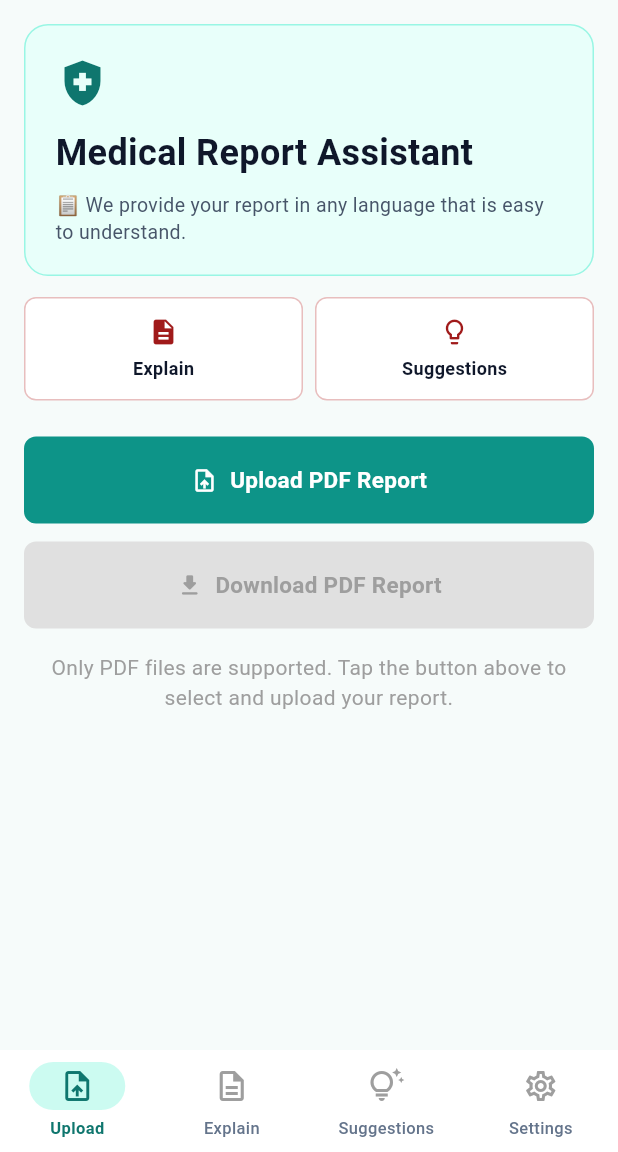
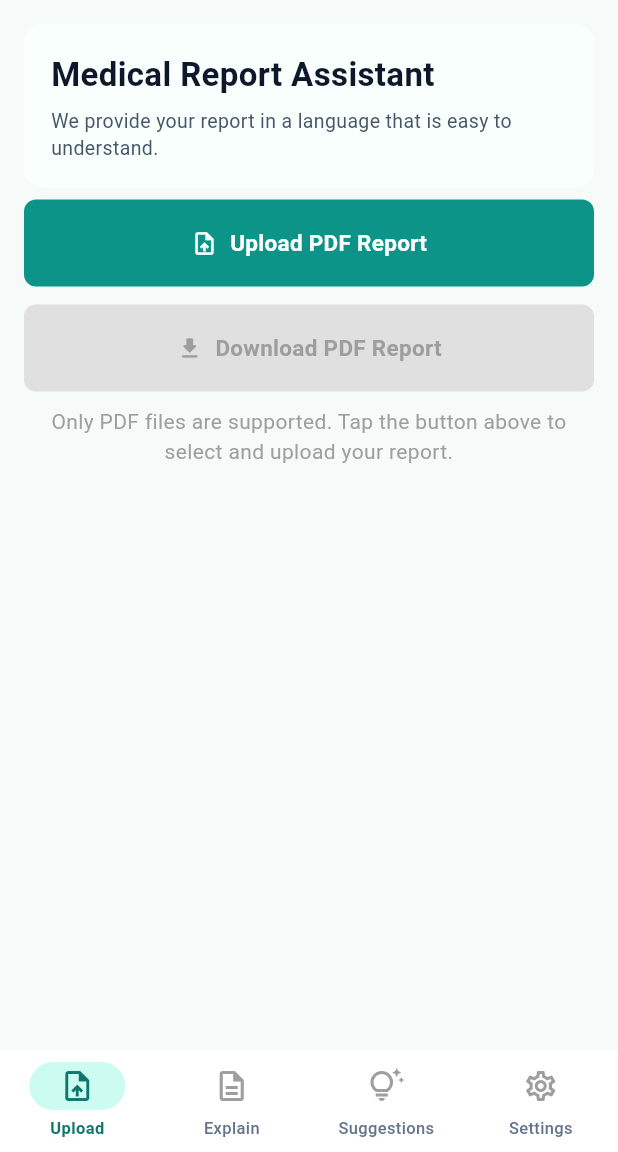
Before and after one commit to raghavmittal429-hash/Medical-Translation, a Flutter app: the screen it shows after launch, on a phone screen of 412 x 824 dp, the part 84-1236 px from its top. Run offline on Flutter 3.47's test engine with Material 3 defaults, Android fonts, the phone set to English and light mode, and no system bars; our stand-ins replace file_picker, fl_chart, flutter_tts, pdf; missing offline and left inert: dart:html.

Commit message:
Simplify UI layout and reduce spacing for a more minimal design

```diff
--- a/flutter_app/lib/main.dart
+++ b/flutter_app/lib/main.dart
@@ -714,7 +714,7 @@ class _HomePageState extends State<HomePage> {
 
       if (mounted) {
         ScaffoldMessenger.of(context).showSnackBar(const SnackBar(
-          content: Text('✓ PDF downloaded successfully'),
+          content: Text('PDF downloaded successfully'),
           backgroundColor: Color(0xFF1565C0),
           behavior: SnackBarBehavior.floating,
           duration: Duration(seconds: 2),
@@ -779,7 +779,7 @@ class _HomePageState extends State<HomePage> {
         });
         if (mounted) {
           ScaffoldMessenger.of(context).showSnackBar(SnackBar(
-            content: Text('✓ Translated to $langName'),
+            content: Text('Translated to $langName'),
             backgroundColor: const Color(0xFF2E7D32),
             behavior: SnackBarBehavior.floating,
             duration: const Duration(seconds: 2),
@@ -1171,7 +1171,7 @@ class _HomePageState extends State<HomePage> {
                       ),
                       const SizedBox(height: 6),
                       const Text(
-                        'Explanation, suggestions, disease\nand solution are being translated…',
+                        'Explanation, suggestions, disease\nand solution are being translated.',
                         style: TextStyle(fontSize: 13, color: Colors.grey),
                         textAlign: TextAlign.center,
                       ),
@@ -1220,38 +1220,27 @@ class _HomePageState extends State<HomePage> {
         crossAxisAlignment: CrossAxisAlignment.stretch,
         children: [
           Container(
-            padding: const EdgeInsets.all(20),
+            padding: const EdgeInsets.all(18),
             decoration: BoxDecoration(
-              color: const Color(0xFFE8FFFA),
-              borderRadius: BorderRadius.circular(16),
-              border: Border.all(color: const Color(0xFF99F6E4)),
+              color: const Color(0xFFF8FFFD),
+              borderRadius: BorderRadius.circular(12),
             ),
             child: const Column(
               crossAxisAlignment: CrossAxisAlignment.start,
               children: [
-                Icon(Icons.health_and_safety, color: Color(0xFF0F766E), size: 36),
-                SizedBox(height: 12),
                 Text(
                   'Medical Report Assistant',
-                  style: TextStyle(fontSize: 24, fontWeight: FontWeight.bold),
+                  style: TextStyle(fontSize: 22, fontWeight: FontWeight.bold),
                 ),
-                SizedBox(height: 8),
-                const Text(
-                  '📋 We provide your report in any language that is easy to understand.',
+                SizedBox(height: 6),
+                Text(
+                  'We provide your report in a language that is easy to understand.',
                   style: TextStyle(fontSize: 13, color: Color(0xFF475569), height: 1.4),
                 ),
               ],
             ),
           ),
-          const SizedBox(height: 14),
-          Row(
-            children: [
-              Expanded(child: _buildFeatureBadge(Icons.description, 'Explain')),
-              const SizedBox(width: 8),
-              Expanded(child: _buildFeatureBadge(Icons.lightbulb_outline, 'Suggestions')),
-            ],
-          ),
-          const SizedBox(height: 24),
+          const SizedBox(height: 8),
           ElevatedButton.icon(
             onPressed: _isLoading ? null : _pickFile,
             icon: const Icon(Icons.upload_file),
@@ -1288,7 +1277,7 @@ class _HomePageState extends State<HomePage> {
               ),
             ),
           ),
-          const SizedBox(height: 16),
+          const SizedBox(height: 10),
           const Text(
             'Only PDF files are supported. Tap the button above to select and upload your report.',
             textAlign: TextAlign.center,
@@ -1297,7 +1286,7 @@ class _HomePageState extends State<HomePage> {
               fontSize: 14,
             ),
           ),
-          const SizedBox(height: 24),
+          const SizedBox(height: 12),
           if (_isLoading)
             const Center(
               child: Column(
@@ -1317,9 +1306,9 @@ class _HomePageState extends State<HomePage> {
               ),
             ),
           if (_reportData != null) ...[
-            const SizedBox(height: 24),
+            const SizedBox(height: 12),
             _buildResultOverview(),
-            const SizedBox(height: 12),
+            const SizedBox(height: 8),
             FilledButton.icon(
               onPressed: () => setState(() => _currentIndex = 2),
               icon: const Icon(Icons.tips_and_updates),
@@ -1335,79 +1324,48 @@ class _HomePageState extends State<HomePage> {
     );
   }
 
-  Widget _buildFeatureBadge(IconData icon, String label) {
-    return Container(
-      padding: const EdgeInsets.symmetric(horizontal: 10, vertical: 12),
-      decoration: BoxDecoration(
-        color: Colors.white,
-        borderRadius: BorderRadius.circular(8),
-        border: Border.all(color: const Color(0xFFE8BEBE)),
-      ),
-      child: Column(
-        children: [
-          Icon(icon, color: const Color(0xFFA01A1A), size: 20),
-          const SizedBox(height: 6),
-          Text(
-            label,
-            overflow: TextOverflow.ellipsis,
-            style: const TextStyle(fontSize: 12, fontWeight: FontWeight.w700),
-          ),
-        ],
-      ),
-    );
-  }
-
   Widget _buildResultOverview() {
     final risk = ((_reportData!['risk_probability'] ?? 0) as num).toDouble();
     final suggestions = _asStringList(_reportData!['translated_suggestions']);
-    final hasHindiGuide = (_reportData!['disease_explanation_hi'] ?? '').toString().trim().isNotEmpty;
     final factors = _causalFactors();
 
     return Card(
       color: Colors.white,
-      elevation: 2,
-      shape: RoundedRectangleBorder(borderRadius: BorderRadius.circular(8)),
+      elevation: 0,
+      shape: RoundedRectangleBorder(borderRadius: BorderRadius.circular(8), side: BorderSide.none),
       child: Padding(
-        padding: const EdgeInsets.all(16),
+        padding: const EdgeInsets.symmetric(horizontal: 0, vertical: 8),
         child: Column(
           crossAxisAlignment: CrossAxisAlignment.start,
           children: [
             Row(
               children: [
-                const Icon(Icons.check_circle, color: Colors.green),
-                const SizedBox(width: 8),
                 const Expanded(
                   child: Text(
-                    'Report Processed Successfully',
+                    'Report processed',
                     style: TextStyle(fontSize: 16, fontWeight: FontWeight.bold),
                   ),
                 ),
                 _buildStatusPill(_riskLabel(risk), _riskColor(risk)),
               ],
             ),
-            const SizedBox(height: 16),
+            const SizedBox(height: 12),
             LinearProgressIndicator(
               value: risk.clamp(0, 1).toDouble(),
               color: _riskColor(risk),
               backgroundColor: Colors.grey.shade200,
-              minHeight: 8,
+              minHeight: 6,
               borderRadius: BorderRadius.circular(99),
             ),
             const SizedBox(height: 10),
             Text(
               'Risk probability: ${(risk * 100).toStringAsFixed(1)}%',
-              style: const TextStyle(fontWeight: FontWeight.w600),
-            ),
-            const SizedBox(height: 12),
-            Wrap(
-              spacing: 8,
-              runSpacing: 8,
-              children: [
-                _buildInfoChip(Icons.translate, hasHindiGuide ? 'Hindi guide ready' : 'Basic guide ready'),
-                _buildInfoChip(Icons.fact_check, '${suggestions.length} improvement steps'),
-                _buildInfoChip(Icons.analytics, '${factors.length} risk factors'),
-                _buildInfoChip(Icons.volume_up, 'Voice support'),
-              ],
+              style: const TextStyle(fontWeight: FontWeight.w600, fontSize: 13),
+            ),
+            const SizedBox(height: 8),
+            Text(
+              '${suggestions.length} improvement steps • ${factors.length} risk factors',
+              style: TextStyle(fontSize: 12, color: Colors.grey.shade600),
             ),
           ],
         ),
@@ -1417,25 +1375,15 @@ class _HomePageState extends State<HomePage> {
 
   Widget _buildStatusPill(String label, Color color) {
     return Container(
-      padding: const EdgeInsets.symmetric(horizontal: 10, vertical: 6),
+      padding: const EdgeInsets.symmetric(horizontal: 8, vertical: 4),
       decoration: BoxDecoration(
         color: color.withValues(alpha: 0.12),
         borderRadius: BorderRadius.circular(99),
       ),
       child: Text(
         label,
-        style: TextStyle(color: color, fontWeight: FontWeight.bold, fontSize: 12),
+        style: TextStyle(color: color, fontWeight: FontWeight.bold, fontSize: 11),
       ),
-    );
-  }
-
-  Widget _buildInfoChip(IconData icon, String label) {
-    return Chip(
-      avatar: Icon(icon, size: 16, color: const Color(0xFFA01A1A)),
-      label: Text(label),
-      visualDensity: VisualDensity.compact,
-      side: BorderSide(color: const Color(0xFFE8BEBE)),
-      backgroundColor: const Color(0xFFFAEAEA),
     );
   }
 
@@ -1711,7 +1659,7 @@ class _HomePageState extends State<HomePage> {
             canSpeak: true,
             isHighlighted: true,
           ),
-          const SizedBox(height: 16),
+          const SizedBox(height: 10),
           _buildSectionCard(
             title: 'Solutions to Improve',
             icon: Icons.healing,
@@ -1720,7 +1668,7 @@ class _HomePageState extends State<HomePage> {
                 : 'Follow a balanced diet, regular activity, sleep, hydration, stress control, and your doctor advice.',
             canSpeak: true,
           ),
-          const SizedBox(height: 16),
+          const SizedBox(height: 10),
 
           if (!isEnglish) ...[
             _buildSectionCard(
@@ -1743,7 +1691,7 @@ class _HomePageState extends State<HomePage> {
                     )
                   : null,
             ),
-            const SizedBox(height: 16),
+            const SizedBox(height: 10),
             _buildSectionCard(
               title: labels != null
                   ? '${labels['solution']} ($_selectedLanguage)'
@@ -1923,10 +1871,10 @@ class _HomePageState extends State<HomePage> {
 
     return Card(
       color: isHighlighted ? const Color(0xFFFAEAEA) : null,
-      elevation: 2,
-      shape: RoundedRectangleBorder(borderRadius: BorderRadius.circular(8)),
+      elevation: 0,
+      shape: RoundedRectangleBorder(borderRadius: BorderRadius.circular(8), side: BorderSide.none),
       child: Padding(
-        padding: const EdgeInsets.all(16),
+        padding: const EdgeInsets.symmetric(horizontal: 10, vertical: 12),
         child: Column(
           crossAxisAlignment: CrossAxisAlignment.start,
           children: [
@@ -1970,8 +1918,7 @@ class _HomePageState extends State<HomePage> {
                   ),
               ],
             ),
-            const Divider(),
-            const SizedBox(height: 8),
+            const SizedBox(height: 6),
             if (!hasContent)
               Text(
                 'No content available yet.',
@@ -2490,7 +2437,7 @@ class _HomePageState extends State<HomePage> {
                   children: [
                     Text('Lab Value Deviation from Normal',
                         style: TextStyle(fontSize: 15, fontWeight: FontWeight.w700)),
-                    Text('Y-axis: % deviation  |  0 = normal midpoint  |  ±100 = range boundary',
+                    Text('Y-axis: percent deviation, where 0 is the normal midpoint and 100 is the range boundary',
                         style: TextStyle(fontSize: 10, color: Colors.grey)),
                   ],
                 ),
```
